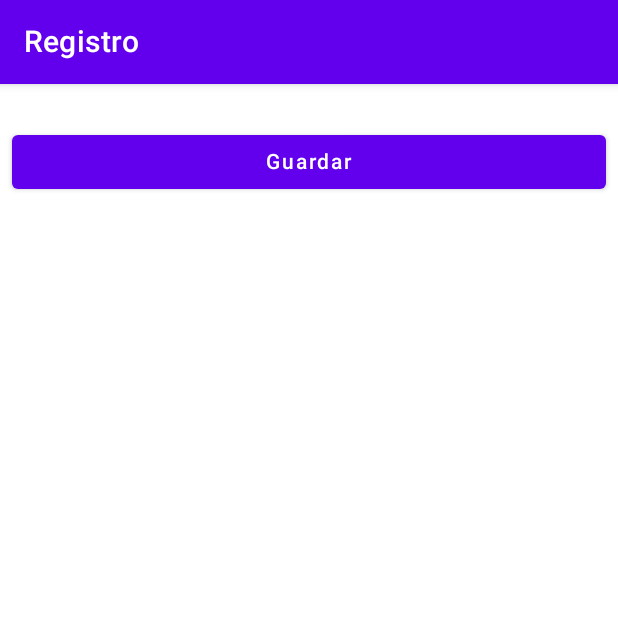
After one commit to carlos25u/P1-AP2-CarlosLopez-20190720, an Android app built with Jetpack Compose: the registroScreen screen opened through its navigation route, on a phone screen of 412 x 824 dp, the top half of it. The commit adds this screen. Run offline under Robolectric (Android 15) with nearby library versions, the phone set to English and light mode, and no system bars; our stand-ins replace Dagger/Hilt's generated code.

Commit message:
haciando la navegacion

```diff
--- a/app/src/main/java/com/call/p1_ap2_carloslopez_20190720/MainActivity.kt
+++ b/app/src/main/java/com/call/p1_ap2_carloslopez_20190720/MainActivity.kt
@@ -10,7 +10,13 @@ import androidx.compose.material.Text
 import androidx.compose.runtime.Composable
 import androidx.compose.ui.Modifier
 import androidx.compose.ui.tooling.preview.Preview
+import androidx.navigation.compose.NavHost
+import androidx.navigation.compose.composable
+import androidx.navigation.compose.rememberNavController
 import com.call.p1_ap2_carloslopez_20190720.ui.theme.P1AP2CarlosLopez20190720Theme
+import com.call.p1_ap2_carloslopez_20190720.ui.theme.componentes.listaScreen
+import com.call.p1_ap2_carloslopez_20190720.ui.theme.componentes.registroScreen
+import com.call.p1_ap2_carloslopez_20190720.util.Screen
 import dagger.hilt.android.AndroidEntryPoint
 
 @AndroidEntryPoint
@@ -18,28 +24,39 @@ class MainActivity : ComponentActivity() {
     override fun onCreate(savedInstanceState: Bundle?) {
         super.onCreate(savedInstanceState)
         setContent {
+           myApp()
+        }
+    }
+}
+
+@Composable
+fun myApp() {
     P1AP2CarlosLopez20190720Theme {
         // A surface container using the 'background' color from the theme
         Surface(
             modifier = Modifier.fillMaxSize(),
             color = MaterialTheme.colors.background
         ) {
-                    Greeting("Android")
+            val navHostController = rememberNavController()
+            NavHost(navController = navHostController,
+                startDestination = Screen.ListadoScreen.route){
+
+                composable(route = Screen.ListadoScreen.route){
+                    listaScreen(goToRegistro = {navHostController.navigate(Screen.RegistroScreen.route)})
+                }
+
+                composable(route = Screen.RegistroScreen.route){
+                    registroScreen(backToListado = {navHostController.navigate(Screen.ListadoScreen.route)})
                 }
             }
         }
     }
 }
 
-@Composable
-fun Greeting(name: String) {
-    Text(text = "Hello $name!")
-}
-
 @Preview(showBackground = true)
 @Composable
 fun DefaultPreview() {
     P1AP2CarlosLopez20190720Theme {
-        Greeting("Android")
+        myApp()
     }
 }
--- /dev/null
+++ b/app/src/main/java/com/call/p1_ap2_carloslopez_20190720/ui/theme/componentes/listaScreen.kt
@@ -0,0 +1,37 @@
+package com.call.p1_ap2_carloslopez_20190720.ui.theme.componentes
+
+import androidx.compose.foundation.layout.Column
+import androidx.compose.foundation.layout.Row
+import androidx.compose.foundation.layout.fillMaxWidth
+import androidx.compose.foundation.layout.padding
+import androidx.compose.foundation.lazy.LazyColumn
+import androidx.compose.material.*
+import androidx.compose.material.icons.Icons
+import androidx.compose.material.icons.filled.Add
+import androidx.compose.runtime.Composable
+import androidx.compose.ui.Modifier
+import androidx.compose.ui.unit.dp
+
+@Composable
+fun listaScreen(goToRegistro:() -> Unit){
+    val ScaffoldState = rememberScaffoldState()
+
+    Scaffold(
+        topBar ={
+            TopAppBar(title = { Text(text = "Listado") })
+        },
+        floatingActionButton = {
+            FloatingActionButton(
+                onClick = {
+                          goToRegistro()
+                },
+                backgroundColor = MaterialTheme.colors.primary
+            ) {
+                Icon(imageVector = Icons.Default.Add, contentDescription = "Nuevo")
+            }
+        },
+        scaffoldState = ScaffoldState
+    ){it
+
+    }
+}
--- /dev/null
+++ b/app/src/main/java/com/call/p1_ap2_carloslopez_20190720/ui/theme/componentes/registroScreen.kt
@@ -0,0 +1,37 @@
+package com.call.p1_ap2_carloslopez_20190720.ui.theme.componentes
+
+import androidx.compose.foundation.layout.Column
+import androidx.compose.foundation.layout.fillMaxWidth
+import androidx.compose.foundation.layout.padding
+import androidx.compose.material.Button
+import androidx.compose.material.Scaffold
+import androidx.compose.material.Text
+import androidx.compose.material.TopAppBar
+import androidx.compose.runtime.Composable
+import androidx.compose.ui.Modifier
+import androidx.compose.ui.unit.dp
+
+@Composable
+fun registroScreen(backToListado:() -> Unit){
+    Scaffold(
+        topBar = {
+            TopAppBar(title = { Text(text = "Registro") })
+        }
+    ) {it
+        Column(
+            modifier = Modifier
+                .fillMaxWidth()
+                .padding(8.dp)) {
+
+            Button(onClick = {
+                             backToListado()
+            },
+                modifier = Modifier
+                    .fillMaxWidth()
+                    .padding(vertical = 20.dp)
+            ) {
+                Text(text = "Guardar")
+            }
+        }
+    }
+}
--- /dev/null
+++ b/app/src/main/java/com/call/p1_ap2_carloslopez_20190720/util/Screen.kt
@@ -0,0 +1,6 @@
+package com.call.p1_ap2_carloslopez_20190720.util
+
+sealed class Screen(val route: String) {
+    object RegistroScreen: Screen("RegistroScreen")
+    object ListadoScreen: Screen("ListadoScreen")
+}
```
Lines whose indentation alone changed are shown as unchanged.
